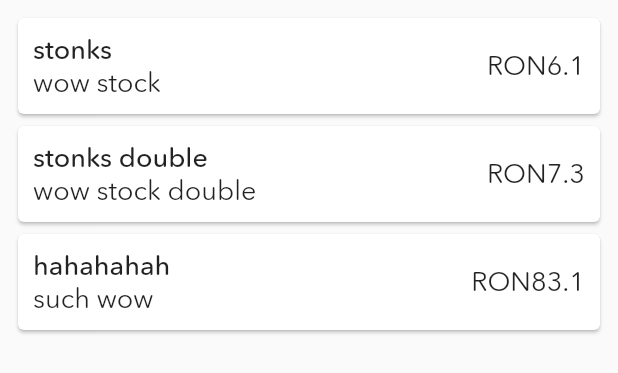
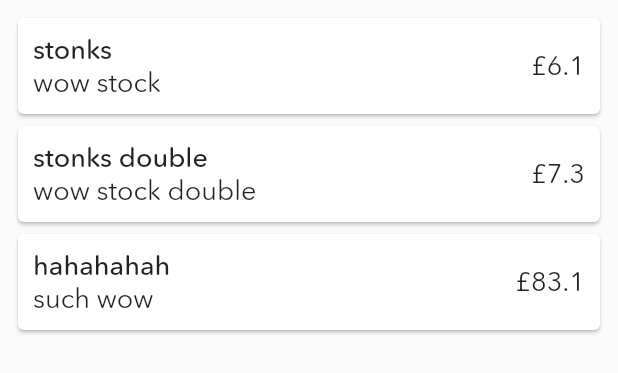
Before and after one commit to alexpavelm/DevHacksProject, a Flutter app: the InvestmentsList widget shown alone on an empty page, opened directly, on a phone screen of 412 x 824 dp. Shown: the top 373 px of the screen. Run offline on Flutter 3.47's test engine with Material 2 defaults, Android fonts, the light colour scheme and no system bars; drawn by our look-alikes of auto_size_text; our stand-ins replace bubble, flutter_screenutil, font_awesome_flutter.

Commit message:
small diffs

```diff
--- a/lib/InvestmentPage/InvestmentView.dart
+++ b/lib/InvestmentPage/InvestmentView.dart
@@ -408,7 +408,7 @@ class _InvestmentViewState extends State<InvestmentView> {
         child: Row(
             mainAxisAlignment: MainAxisAlignment.spaceBetween,
             children: <Widget>[
-              Text("\$" + price.toString(),
+              Text("£" + price.toString(),
                   style: TextStyle(
                       fontFamily: 'Avenir',
                       fontWeight: FontWeight.w600,
--- a/lib/ProfilePage/InvestmentsList.dart
+++ b/lib/ProfilePage/InvestmentsList.dart
@@ -82,7 +82,6 @@ class _InvestmentsListState extends State<InvestmentsList> {
               mainAxisAlignment: MainAxisAlignment.spaceBetween,
               children: <Widget>[
                 Container(
-                  width: MediaQuery.of(context).size.width - 126,
                   child: Column(
                     crossAxisAlignment: CrossAxisAlignment.start,
                     children: <Widget>[
@@ -108,7 +107,7 @@ class _InvestmentsListState extends State<InvestmentsList> {
                   ),
                 ),
                 Text(
-                  "RON" + sum.toString(),
+                  "£" + sum.toString(),
                   style: TextStyle(
                       fontFamily: 'Avenir',
                       fontSize: 18,
```
Also changed, not shown: pubspec.lock.
